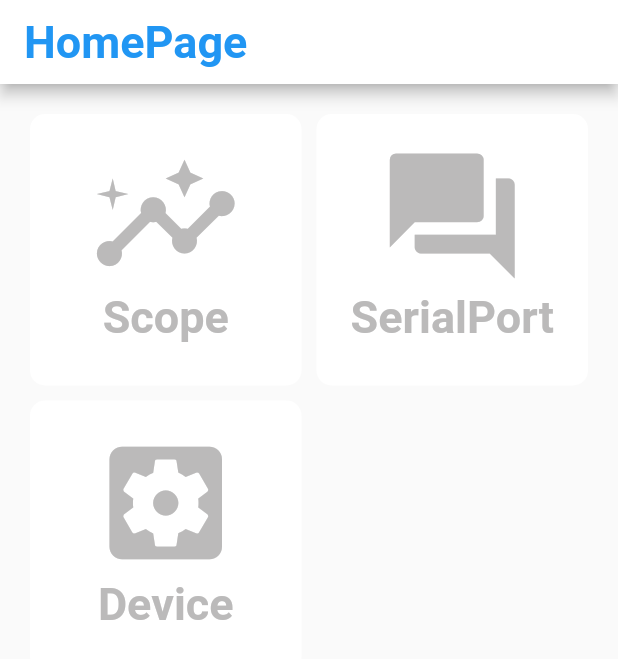
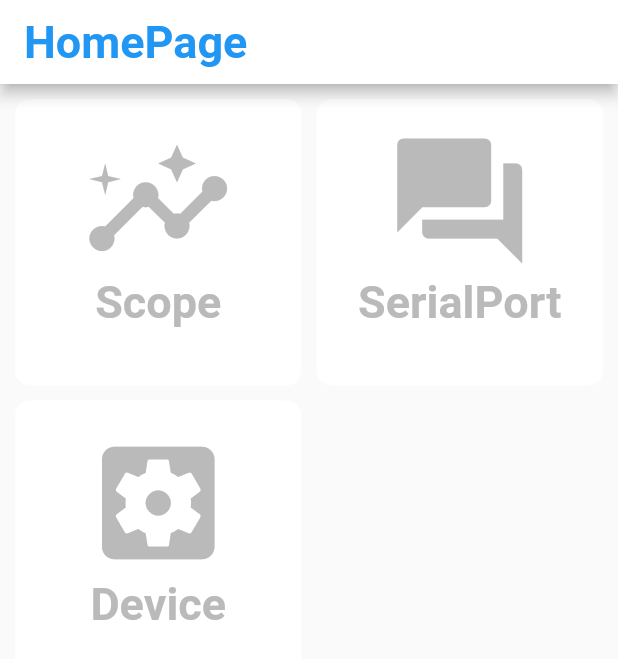
Before and after one commit to FerostMask/flutter, a Flutter app: the screen it shows after launch, on a phone screen of 412 x 824 dp. Shown: the top 659 px of the screen. Run offline on Flutter 3.47's test engine with Material 2 defaults, Android fonts, the phone set to English and light mode, and no system bars; our stand-ins replace fl_chart; missing offline and left inert: network_info_plus, udp; Roboto replaces fonts that are missing (汉仪尚巍手书W).

Commit message:
重写了一部分代码，现在完成的界面有1. 主界面、设备管理初始页面

```diff
--- a/mcuassitant/lib/main.dart
+++ b/mcuassitant/lib/main.dart
@@ -1,3 +1,138 @@
 import 'package:flutter/material.dart';
+import 'package:mcuassitant/devmanage.dart';
 
-void main() {}
+void main() {
+  runApp(const MyApp());
+}
+
+final RouteObserver<ModalRoute<void>> routeObserver =
+    RouteObserver<ModalRoute<void>>();
+
+class MyApp extends StatelessWidget {
+  const MyApp({Key? key}) : super(key: key);
+
+  @override
+  Widget build(BuildContext context) {
+    return MaterialApp(
+      title: 'MCUAssitant',
+      initialRoute: '/home',
+      routes: {
+        '/home': (context) => HomePage(title: 'HomePage'),
+        '/manage': (context) => const DevManagePage(),
+      },
+      navigatorObservers: [routeObserver],
+    );
+  }
+}
+
+class HomePage extends StatefulWidget {
+  HomePage({Key? key, required this.title}) : super(key: key);
+  //! 路由器信息
+  final String title;
+  final List<Widget> icons = <Widget>[
+    const Icon(Icons.insights,
+        size: 100, color: Color.fromARGB(200, 168, 167, 167)),
+    const Icon(Icons.question_answer,
+        size: 100, color: Color.fromARGB(200, 168, 167, 167)),
+    const Icon(Icons.settings_applications,
+        size: 100, color: Color.fromARGB(200, 168, 167, 167)),
+  ];
+  final List<String> targetPages = <String>['/scope', '/serial', '/manage'];
+  final List<String> describes = <String>['Scope', 'SerialPort', 'Device'];
+
+  @override
+  _HomePageState createState() => _HomePageState();
+}
+
+class _HomePageState extends State<HomePage> with RouteAware {
+  @override
+  Widget build(BuildContext context) {
+    return Scaffold(
+      appBar: AppBar(
+        title: Text(
+          widget.title,
+          style: const TextStyle(
+            color: Colors.blue,
+            fontWeight: FontWeight.bold,
+            fontFamily: "汉仪尚巍手书W",
+            fontSize: 30,
+          ),
+        ),
+        backgroundColor: Colors.white,
+      ),
+      body: Center(
+        child: GridView.builder(
+          gridDelegate: const SliverGridDelegateWithFixedCrossAxisCount(
+              crossAxisCount: 2),
+          padding: const EdgeInsets.all(5),
+          itemCount: widget.targetPages.length,
+          itemBuilder: (BuildContext context, int index) {
+            return Padding(
+              padding: const EdgeInsets.all(5),
+              child: OptionBox(
+                targetPage: widget.targetPages[index],
+                icon: widget.icons[index],
+                describe: widget.describes[index],
+              ),
+            );
+          },
+        ),
+      ),
+    );
+  }
+
+  @override
+  void didChangeDependencies() {
+    //! 订阅路由
+    super.didChangeDependencies();
+    routeObserver.subscribe(this, ModalRoute.of(context)!);
+  }
+
+  @override
+  void didPushNext() {} // 入栈
+
+  @override
+  void didPopNext() {} // 出栈
+}
+
+// 主界面选项盒
+class OptionBox extends StatelessWidget {
+  const OptionBox({
+    Key? key,
+    required this.targetPage,
+    required this.icon,
+    required this.describe,
+  }) : super(key: key);
+
+  final String targetPage;
+  final String describe;
+  final Widget icon;
+
+  @override
+  Widget build(BuildContext context) {
+    return Container(
+      height: 100,
+      padding: const EdgeInsetsDirectional.only(top: 10),
+      decoration: BoxDecoration(
+        borderRadius: BorderRadius.circular(10.0),
+        color: Colors.white,
+      ),
+      child: TextButton(
+        onPressed: () => Navigator.pushNamed(context, targetPage),
+        child: Column(
+          children: <Widget>[
+            icon,
+            Text(
+              describe,
+              style: const TextStyle(
+                fontSize: 30,
+                fontWeight: FontWeight.bold,
+                color: Color.fromARGB(200, 168, 167, 167),
+              ),
+            ),
+          ],
+        ),
+      ),
+    );
+  }
+}
```
Also changed, not shown: mcuassitant/lib/devmanage.dart (added, +65 -0 lines).
